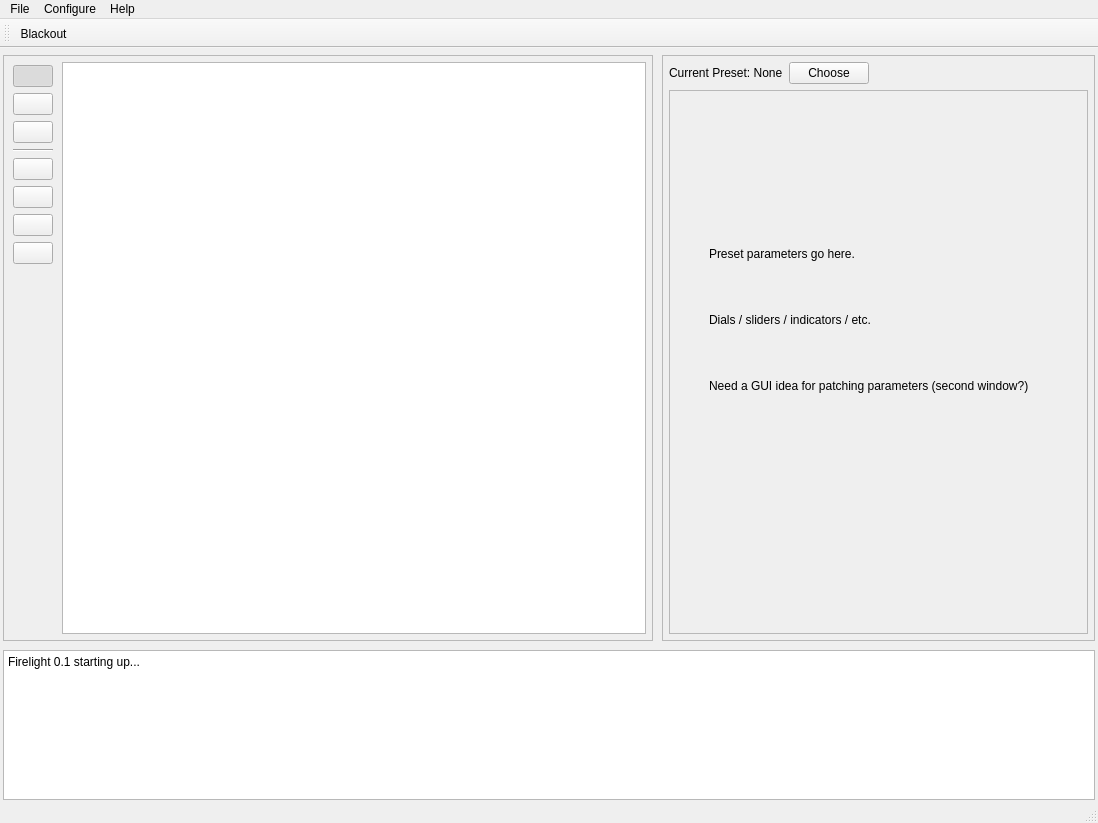
Qt form src/ui/firelight_main.ui (craftyjon/firelight) before a commit.
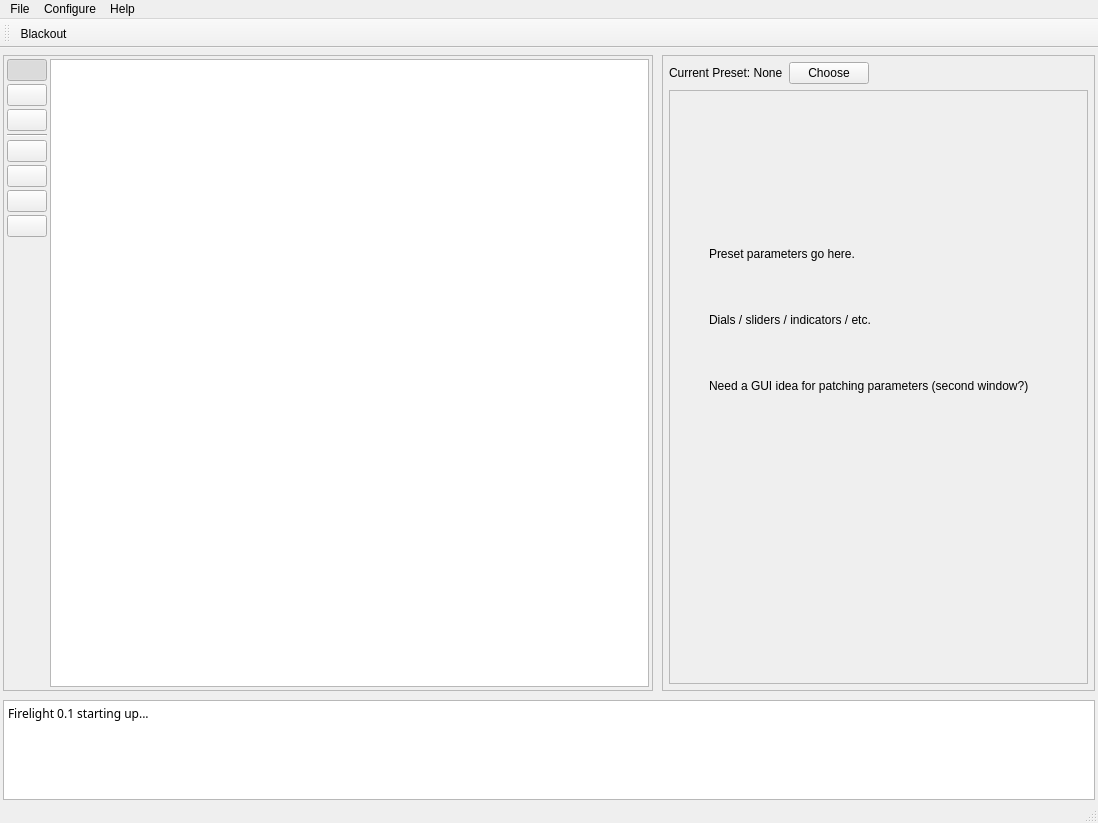
The same form after that commit. Icons and pictures are not drawn. Custom widgets are drawn as their Qt base class.

The edit to the form file:
```diff
--- a/src/ui/firelight_main.ui
+++ b/src/ui/firelight_main.ui
@@ -97,13 +97,16 @@
            </property>
            <item row="0" column="0">
             <layout class="QHBoxLayout" name="horizontalLayout_2" stretch="0,1">
-             <property name="margin">
+             <property name="spacing">
               <number>3</number>
              </property>
+             <property name="margin">
+              <number>0</number>
+             </property>
              <item>
               <layout class="QVBoxLayout" name="verticalLayout_2">
                <property name="margin">
-                <number>3</number>
+                <number>0</number>
                </property>
                <item>
                 <widget class="QPushButton" name="buttonFixtureModeSelect">
@@ -447,15 +450,21 @@
         <property name="maximumSize">
          <size>
           <width>16777215</width>
-          <height>150</height>
+          <height>100</height>
          </size>
         </property>
+        <property name="font">
+         <font>
+          <family>Sans Serif</family>
+          <pointsize>8</pointsize>
+         </font>
+        </property>
         <property name="html">
          <string>&lt;!DOCTYPE HTML PUBLIC &quot;-//W3C//DTD HTML 4.0//EN&quot; &quot;http://www.w3.org/TR/REC-html40/strict.dtd&quot;&gt;
 &lt;html&gt;&lt;head&gt;&lt;meta name=&quot;qrichtext&quot; content=&quot;1&quot; /&gt;&lt;style type=&quot;text/css&quot;&gt;
 p, li { white-space: pre-wrap; }
-&lt;/style&gt;&lt;/head&gt;&lt;body style=&quot; font-family:'Sans'; font-size:9pt; font-weight:400; font-style:normal;&quot;&gt;
-&lt;p style=&quot; margin-top:0px; margin-bottom:0px; margin-left:0px; margin-right:0px; -qt-block-indent:0; text-indent:0px;&quot;&gt;Firelight 0.1 starting up...&lt;/p&gt;&lt;/body&gt;&lt;/html&gt;</string>
+&lt;/style&gt;&lt;/head&gt;&lt;body style=&quot; font-family:'Sans Serif'; font-size:8pt; font-weight:400; font-style:normal;&quot;&gt;
+&lt;p style=&quot; margin-top:0px; margin-bottom:0px; margin-left:0px; margin-right:0px; -qt-block-indent:0; text-indent:0px;&quot;&gt;&lt;span style=&quot; font-family:'Sans'; font-size:9pt;&quot;&gt;Firelight 0.1 starting up...&lt;/span&gt;&lt;/p&gt;&lt;/body&gt;&lt;/html&gt;</string>
         </property>
        </widget>
       </item>
```
